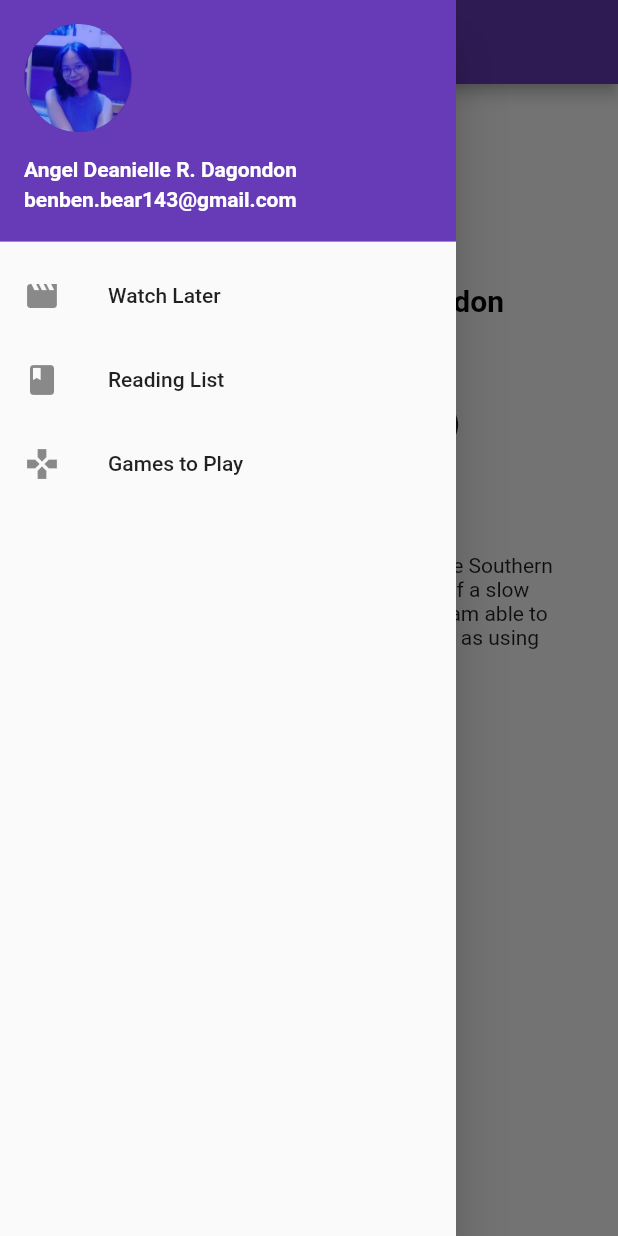
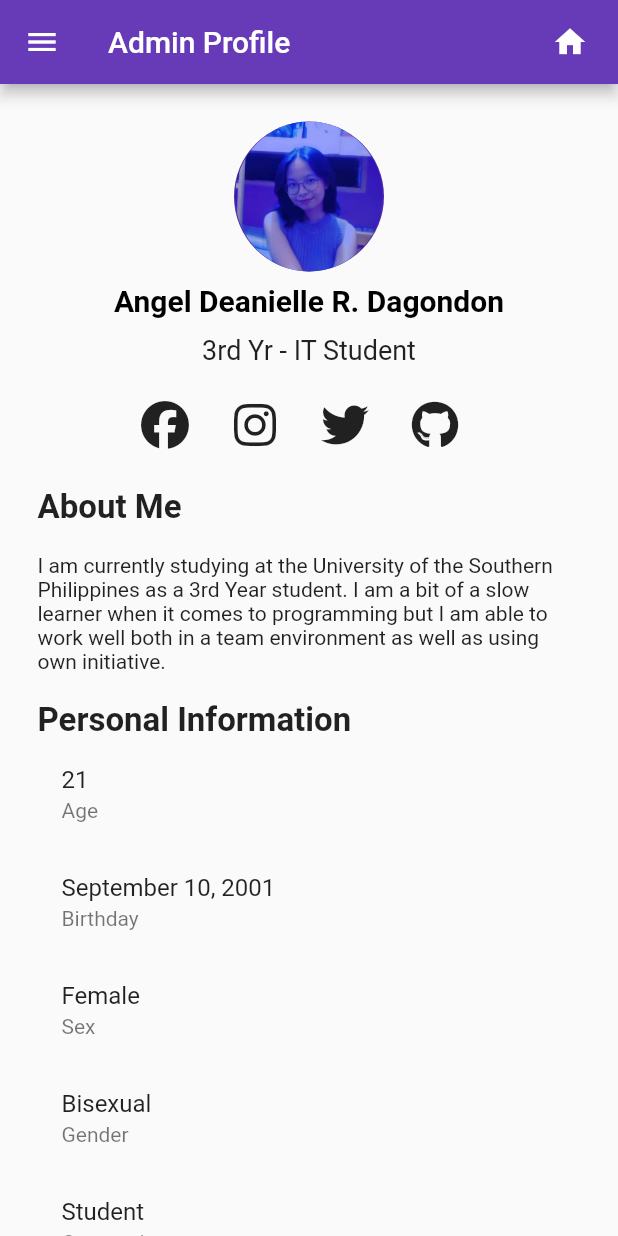
Before and after one commit to deanielledagondon/Profile, a Flutter app: the Profile screen opened directly, in the side drawer, after a tap on the "home" icon, on a phone screen of 412 x 824 dp. Run offline on Flutter 3.47's test engine with Material 2 defaults, Android fonts, the phone set to English and light mode, and no system bars; our stand-ins replace firebase_auth, firebase_core, font_awesome_flutter; accounts and stored records are empty.

Commit message:
fixed profile page but cant run app on phone for some reason

```diff
--- a/lib/profile.dart
+++ b/lib/profile.dart
@@ -19,15 +19,20 @@ class _ProfileState extends State<Profile> {
     return Scaffold(
       appBar: AppBar(
         title: const Text("Admin Profile"),
-        leading: GestureDetector(
+        actions: <Widget>[
+          Padding(
+            padding: const EdgeInsets.only(right: 20.0),
+            child: GestureDetector(
               onTap: () {
                 Navigator.push(
                   context,
-              MaterialPageRoute(builder: (context) => HomePage()),
+                  MaterialPageRoute(builder: (context) => const HomePage()),
                 );
               },
               child: const Icon(Icons.home),
             ),
+          ),
+        ],
       ),
       drawer: Drawer(
         child: ListView(
@@ -87,7 +92,8 @@ class _ProfileState extends State<Profile> {
               onTap: () {
                 Navigator.push(
                   context,
-                  MaterialPageRoute(builder: (context) => const FavoriteGames()),
+                  MaterialPageRoute(
+                      builder: (context) => const FavoriteGames()),
                 );
               },
             ),
```
Lines whose indentation alone changed are shown as unchanged.
